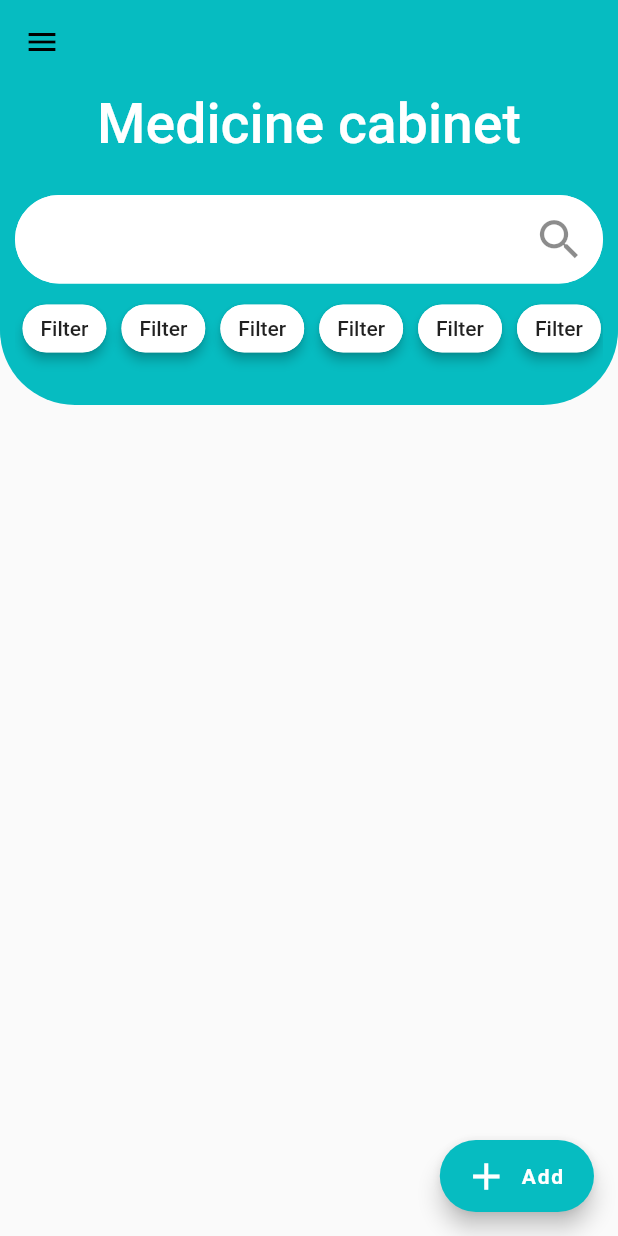
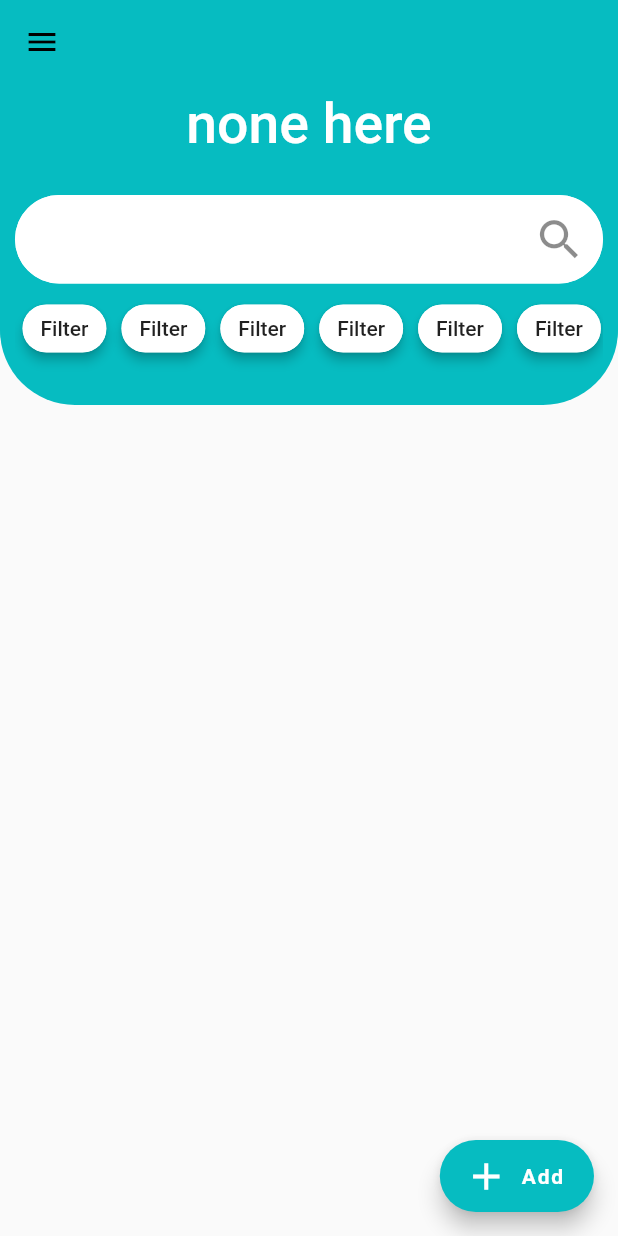
Before and after one commit to NumBit/e-medicine, a Flutter app: the screen it shows once a user with an empty profile is signed in, on a phone screen of 412 x 824 dp. Run offline on Flutter 3.47's test engine with Material 2 defaults, Android fonts, the phone set to English and light mode, and no system bars; our stand-ins replace bloc, cloud_firestore, firebase_analytics, firebase_auth, firebase_core, flutter_calendar_carousel; missing offline and left inert: flutter_iconpicker; accounts and stored records are empty.

Commit message:
wrk in prgs

```diff
--- a/medicine_cabinet/lib/cabinet/data/cabinet_repository.dart
+++ b/medicine_cabinet/lib/cabinet/data/cabinet_repository.dart
@@ -44,6 +44,10 @@ class CabinetRepository extends Repository<CabinetModel> {
     });
   }
 
+  Stream<CabinetModel> getDefaultCabinet(String id) {
+    return collection.doc(id).snapshots().map((e) => CabinetModel.fromMap(e));
+  }
+
   Future<void> addOwner(String cabinetId, String newOwnerEmail) async {
     try {
       var newOwner =
--- a/medicine_cabinet/lib/cabinet/medicine_cabinet_page.dart
+++ b/medicine_cabinet/lib/cabinet/medicine_cabinet_page.dart
@@ -1,10 +1,17 @@
 import 'package:firebase_auth/firebase_auth.dart';
 import 'package:flutter/material.dart';
+import 'package:medicine_cabinet/cabinet/data/cabinet_model.dart';
+import 'package:medicine_cabinet/cabinet/data/cabinet_repository.dart';
 import 'package:medicine_cabinet/cabinet/search_bar.dart';
 import 'package:medicine_cabinet/drug/data/drug_model.dart';
+import 'package:medicine_cabinet/drug/data/drug_repository.dart';
+import 'package:medicine_cabinet/error/error_page.dart';
+import 'package:medicine_cabinet/error/loading_page.dart';
+import 'package:medicine_cabinet/experiment/experiment_page.dart';
+import 'package:medicine_cabinet/firebase/user_model.dart';
+import 'package:medicine_cabinet/firebase/user_repository.dart';
 import 'package:medicine_cabinet/main/menu.dart';
 import 'package:medicine_cabinet/profile/login_page.dart';
-import 'package:medicine_cabinet/profile/register_page.dart';
 import 'package:provider/provider.dart';
 
 import 'chip_filter.dart';
@@ -15,15 +22,28 @@ class MedicineCabinetPage extends StatelessWidget {
 
   @override
   Widget build(BuildContext context) {
-    var drugs = Provider.of<List<DrugModel>>(context);
+    //var drugs = Provider.of<List<DrugModel>>(context);
     return StreamBuilder<Object>(
         stream: FirebaseAuth.instance.authStateChanges(),
-        builder: (context, snapshot) {
+        builder: (context, s) {
           if (FirebaseAuth.instance.currentUser == null) {
             print('User is currently signed out!');
             return LoginPage();
           } else {
             print('User is signed in!');
+
+            return FutureBuilder<UserModel>(
+                future: UserRepository(context).getMyUser(),
+                builder: (context, snapshot) {
+                  if (snapshot.hasError) {
+                    return ErrorPage();
+                  }
+                  if (snapshot.connectionState == ConnectionState.done) {
+                    return StreamBuilder<Object>(
+                        stream: CabinetRepository(context)
+                            .getDefaultCabinet(snapshot.data.defaultCabinet),
+                        initialData: CabinetModel(name: "Loading..."),
+                        builder: (context, child) {
                           return Scaffold(
                             drawer: Menu(),
                             body: CustomScrollView(
@@ -34,7 +54,7 @@ class MedicineCabinetPage extends StatelessWidget {
                                   flexibleSpace: const FlexibleSpaceBar(
                                     centerTitle: true,
                                     title: Text(
-                        "Medicine cabinet",
+                                      "none here",
                                       textScaleFactor: 1.23,
                                       style: TextStyle(color: Colors.white),
                                     ),
@@ -65,22 +85,29 @@ class MedicineCabinetPage extends StatelessWidget {
                                       children: [
                                         SearchBar(),
                                         Padding(
-                            padding:
-                                const EdgeInsets.only(left: 10.0, right: 10.0),
+                                          padding: const EdgeInsets.only(
+                                              left: 10.0, right: 10.0),
                                           child: SizedBox(
                                             height: 60,
                                             child: StreamBuilder<Object>(
                                                 stream: null,
                                                 builder: (context, snapshot) {
                                                   return ListView(
-                                      scrollDirection: Axis.horizontal,
+                                                    scrollDirection:
+                                                        Axis.horizontal,
                                                     children: [
-                                        ChipFilter(name: "Filter"),
-                                        ChipFilter(name: "Filter"),
-                                        ChipFilter(name: "Filter"),
-                                        ChipFilter(name: "Filter"),
-                                        ChipFilter(name: "Filter"),
-                                        ChipFilter(name: "Filter"),
+                                                      ChipFilter(
+                                                          name: "Filter"),
+                                                      ChipFilter(
+                                                          name: "Filter"),
+                                                      ChipFilter(
+                                                          name: "Filter"),
+                                                      ChipFilter(
+                                                          name: "Filter"),
+                                                      ChipFilter(
+                                                          name: "Filter"),
+                                                      ChipFilter(
+                                                          name: "Filter"),
                                                     ],
                                                   );
                                                 }),
@@ -90,17 +117,27 @@ class MedicineCabinetPage extends StatelessWidget {
                                     ),
                                   ),
                                 ),
-                  SliverPadding(
+                                /*SliverPadding(
                                                 padding: EdgeInsets.all(15),
-                      sliver: SliverGrid.count(
+                                                sliver: StreamProvider<List<DrugModel>>.value(
+                                                    value: DrugRepository(context,
+                                                            Provider.of<CabinetModel>(context).id)
+                                                        .streamModels(),
+                                                    initialData: [],
+                                                    builder: (context, snapshot) {
+                                                      return SliverGrid.count(
                                                         crossAxisCount: 2,
                                                         crossAxisSpacing: 15,
                                                         mainAxisSpacing: 15,
-                        children: drugs
-                            .map((drug) => Provider<DrugModel>.value(
-                                value: drug, child: DrugGridItem()))
+                                                        children:
+                                                            Provider.of<List<DrugModel>>(context)
+                                                                .map((drug) =>
+                                                                    Provider<DrugModel>.value(
+                                                                        value: drug,
+                                                                        child: DrugGridItem()))
                                                                 .toList(),
-                      )),
+                                                      );
+                                                    })),*/
                               ],
                             ),
                             floatingActionButton: FloatingActionButton.extended(
@@ -121,6 +158,10 @@ class MedicineCabinetPage extends StatelessWidget {
                               ),
                             ),
                           );
+                        });
+                  }
+                  return LoadingPage();
+                });
           }
         });
   }
--- a/medicine_cabinet/lib/experiment/experiment_page.dart
+++ b/medicine_cabinet/lib/experiment/experiment_page.dart
@@ -50,13 +50,6 @@ class ExperimentPage extends StatelessWidget {
                                 .add(CategoryModel(name: "Special"));
                           },
                           child: Text("Add category")),
-                      ElevatedButton(
-                          onPressed: () {
-                            CategoryRepository(context, item.id).update(
-                                CategoryModel(
-                                    id: "8gP8Qf6F4JPDLUjGSBS9", name: "Covid"));
-                          },
-                          child: Text("Delete me"))
                     ],
                   ),
                 );
--- a/medicine_cabinet/lib/firebase/user_repository.dart
+++ b/medicine_cabinet/lib/firebase/user_repository.dart
@@ -1,5 +1,7 @@
 import 'package:cloud_firestore/cloud_firestore.dart';
+import 'package:firebase_auth/firebase_auth.dart';
 import 'package:flutter/material.dart';
+import 'package:medicine_cabinet/cabinet/data/cabinet_model.dart';
 import 'package:medicine_cabinet/firebase/repository.dart';
 import 'package:medicine_cabinet/firebase/user_model.dart';
 
@@ -19,19 +21,20 @@ class UserRepository extends Repository<UserModel> {
         .map((snap) => snap.docs.map((e) => UserModel.fromMap(e)).first);
   }
 
-  Stream<List<UserModel>> streamModels() {
-    return collection.snapshots().map((snap) {
-      return snap.docs.map((e) {
-        return UserModel.fromMap(e);
-      }).toList();
-    });
-  }
-
   Stream<UserModel> get(String id) {
     return collection
         .doc(id)
         .snapshots()
         .map((snap) => UserModel.fromMap(snap));
+  }
+
+  Future<UserModel> getMyUser() {
+    var myUid = FirebaseAuth.instance.currentUser.uid;
+    return collection
+        .where("id", isEqualTo: myUid)
+        .snapshots()
+        .map((e) => UserModel.fromMap(e.docs.first))
+        .first;
   }
 
   Stream<UserModel> getByEmail(String email) {
@@ -43,12 +46,12 @@ class UserRepository extends Repository<UserModel> {
               .toList()
               .first;
         });
+  }
 
-    /*return collection
+  /*return collection
         .where({"email": email})
         .get()
         .then((value) => UserModel.fromMap(value))+
         .asStream()
         .map((snap) => UserModel.fromMap(snap.docs));*/
-  }
 }
--- a/medicine_cabinet/lib/main.dart
+++ b/medicine_cabinet/lib/main.dart
@@ -1,7 +1,5 @@
-import 'package:firebase_auth/firebase_auth.dart';
 import 'package:firebase_core/firebase_core.dart';
 import 'package:flutter/material.dart';
-import 'package:medicine_cabinet/profile/login_page.dart';
 import 'dart:async';
 import 'error/error_page.dart';
 import 'error/loading_page.dart';
@@ -25,28 +23,6 @@ class MedicineCabinetApp extends StatelessWidget {
         }
         if (snapshot.connectionState == ConnectionState.done) {
           return MedicineCabinet();
-          /*return StreamBuilder(
-              stream: FirebaseAuth.instance.authStateChanges(),
-              builder: (context, snapshot) {
-                if (FirebaseAuth.instance.currentUser == null) {
-                  print('User is currently signed out!');
-                  return LoginPage();
-                } else {
-                  print('User is signed in!');
-                  return MedicineCabinet();
-                }
-              });*/
-
-          /*FirebaseAuth.instance.authStateChanges().listen((User user) {
-            if (user == null) {
-              print('User is currently signed out!');
-              return Navigator.pushNamed(context, "/login");
-            } else {
-              print('User is signed in!');
-
-              //return Navigator.pushNamed(context, "/");
-            }
-          });*/
         }
         return LoadingPage();
       },
--- a/medicine_cabinet/lib/main/medicine_cabinet.dart
+++ b/medicine_cabinet/lib/main/medicine_cabinet.dart
@@ -5,10 +5,10 @@ import 'package:medicine_cabinet/cabinet/medicine_cabinet_page.dart';
 import 'package:medicine_cabinet/cabinets/cabinets_list_page.dart';
 import 'package:medicine_cabinet/drug/add_drug.dart';
 import 'package:medicine_cabinet/drug/drug_detail_page.dart';
-import 'package:medicine_cabinet/drug/data/drug_model.dart';
-import 'package:medicine_cabinet/drug/data/drug_repository.dart';
 import 'package:medicine_cabinet/drug/edit_drug.dart';
 import 'package:medicine_cabinet/experiment/experiment_page.dart';
+import 'package:medicine_cabinet/firebase/user_model.dart';
+import 'package:medicine_cabinet/firebase/user_repository.dart';
 import 'package:medicine_cabinet/main/app_state.dart';
 import 'package:medicine_cabinet/profile/login_page.dart';
 import 'package:medicine_cabinet/profile/profile_page.dart';
@@ -23,8 +23,10 @@ class MedicineCabinet extends StatelessWidget {
 
   @override
   Widget build(BuildContext context) {
-    return ChangeNotifierProvider<AppState>(
-      create: (context) => AppState(),
+    return MultiProvider(
+      providers: [
+        ChangeNotifierProvider<AppState>(create: (context) => AppState()),
+      ],
       child: MaterialApp(
         debugShowCheckedModeBanner: false,
         title: 'Medicine cabinet',
@@ -36,14 +38,7 @@ class MedicineCabinet extends StatelessWidget {
             iconTheme: IconThemeData(color: Colors.white)),
         initialRoute: "/",
         routes: {
-          "/": (context) => StreamProvider<List<DrugModel>>.value(
-                value: DrugRepository(
-                        context, Provider.of<AppState>(context).cabinet)
-                    .streamModels(
-                        filter: Provider.of<AppState>(context).filter),
-                initialData: [],
-                child: MedicineCabinetPage(),
-              ),
+          "/": (context) => MedicineCabinetPage(),
           "/login": (context) => LoginPage(),
           "/register": (context) => RegisterPage(),
           "/profile": (context) => ProfilePage(),
--- a/medicine_cabinet/lib/profile/login_page.dart
+++ b/medicine_cabinet/lib/profile/login_page.dart
@@ -1,8 +1,6 @@
 import 'package:firebase_auth/firebase_auth.dart';
 import 'package:flutter/material.dart';
-import 'package:medicine_cabinet/main/app_state.dart';
 import 'package:medicine_cabinet/main/snack_bar_message.dart';
-import 'package:provider/provider.dart';
 
 class LoginPage extends StatelessWidget {
   const LoginPage();
@@ -56,9 +54,6 @@ class LoginPage extends StatelessWidget {
     try {
       await FirebaseAuth.instance
           .signInWithEmailAndPassword(email: email, password: pass);
-      var state = Provider.of<AppState>(context, listen: false);
-      //state.cabinet = cabId;
-      // TODO
     } on FirebaseAuthException catch (e) {
       if (e.code == "user-not-found") {
         snackBarMessage(context, "Account not found.");
@@ -68,6 +63,7 @@ class LoginPage extends StatelessWidget {
         return false;
       }
     } catch (e) {
+      print("Error occured in login:");
       print(e);
       snackBarMessage(context, "Unknown error occured.");
       return false;
```
Lines whose indentation alone changed are shown as unchanged.
